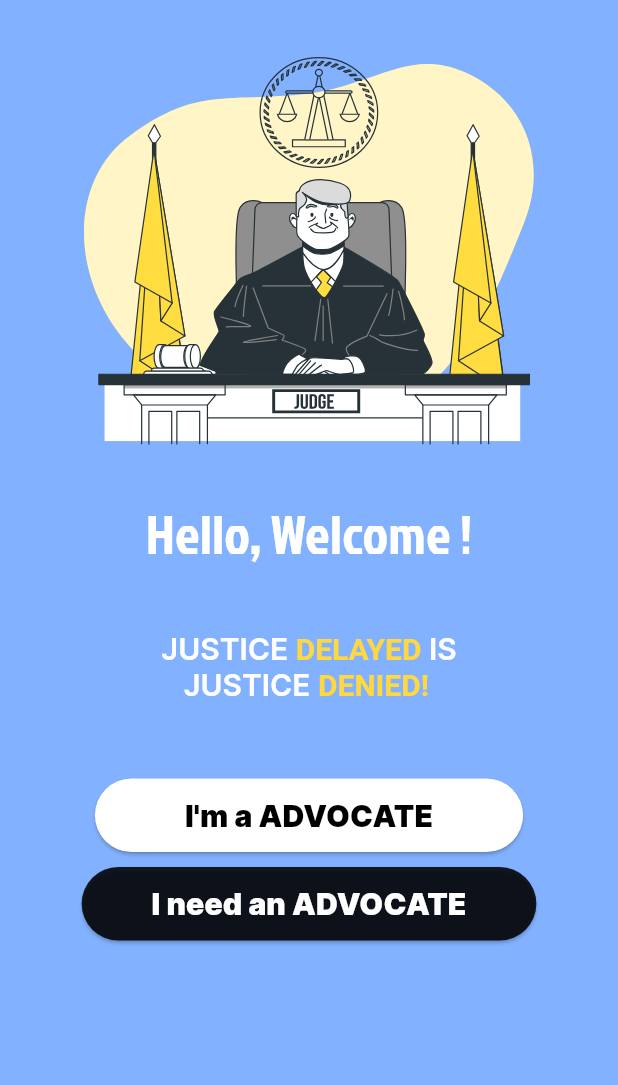
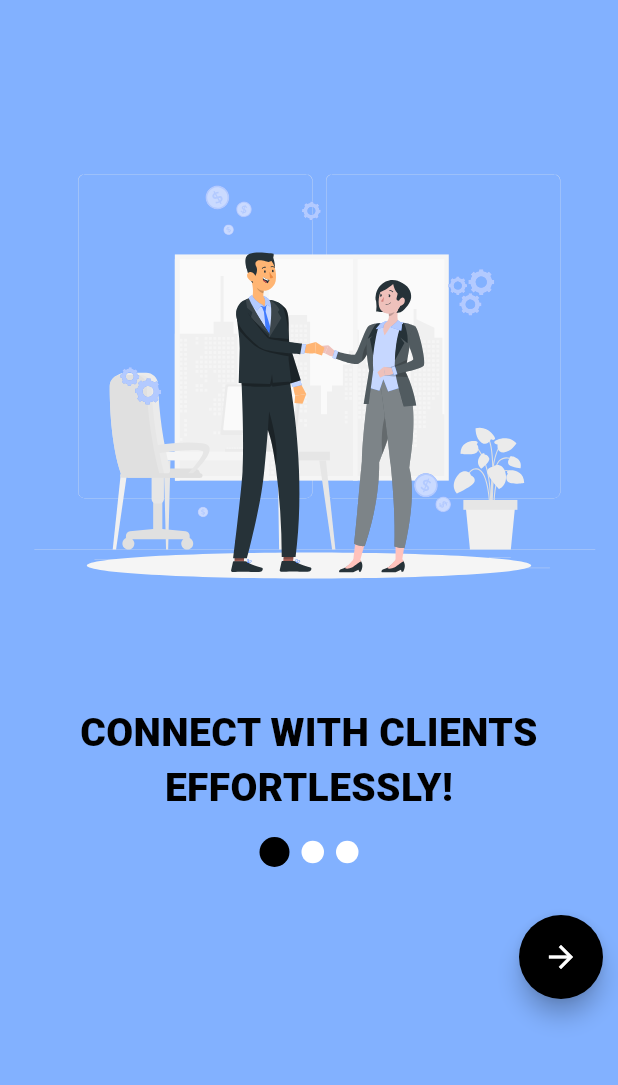
Before and after one commit to Veritas-app/veritas_app, a Flutter app: the screen it shows after launch, on a phone screen of 412 x 824 dp, the part 84-1169 px from its top. Run offline on Flutter 3.47's test engine with Material 3 defaults, Android fonts, the phone set to English and light mode, and no system bars; our stand-ins replace cloud_firestore, firebase_auth, firebase_core, flutter_svg; accounts and stored records are empty; project files that could hold a hidden picture were left out.

Commit message:
lawyerfeature added

```diff
--- a/lib/main.dart
+++ b/lib/main.dart
@@ -10,6 +10,7 @@ import 'package:veritas/pages/chatscreen.dart';
 import "package:firebase_core/firebase_core.dart";
 import 'package:veritas/firebase_options.dart';
 import 'package:veritas/pages/registercase.dart';
+import "package:veritas/pages/lawyer/lawyerfeat.dart";
 
 // import 'package:veritas/pages/.dart'
 
@@ -18,10 +19,11 @@ Future main() async{
   await Firebase.initializeApp(options: DefaultFirebaseOptions.currentPlatform);
   return runApp(MaterialApp(
     // home: Splash(),
-    initialRoute: "/first",
+    initialRoute: "/lawyerfeat",
     routes: {
       "/": (context) => splash(),
       "/first": (context) => firstpg(),
+      "/lawyerfeat": (context) => lawfeat(),
       "/clientfeature": (context) => clfeat(),
       "/login": (context) => login(),
       "/cldashboard": (context) => cldashboard(),
--- a/lib/pages/Imlawyer.dart
+++ b/lib/pages/Imlawyer.dart
@@ -62,7 +62,9 @@ class firstpg extends StatelessWidget {
               Container(
                 padding: EdgeInsets.only(top:30),
                 child: ElevatedButton(
-                  onPressed: () {},
+                  onPressed: () {
+                    Navigator.pushNamed(context, "/lawyerfeat");
+                  },
                   style: ButtonStyle(
                     backgroundColor: MaterialStatePropertyAll<Color>(Colors.white),
                     padding: MaterialStateProperty.all(
--- /dev/null
+++ b/lib/pages/lawyer/lawyerfeat.dart
@@ -0,0 +1,116 @@
+import 'package:flutter/material.dart';
+import 'package:flutter_svg/flutter_svg.dart';
+import 'package:veritas/pages/functions.dart';
+
+class lawfeat extends StatefulWidget {
+  // const clfeat({super.key});
+
+  @override
+  State<lawfeat> createState() => _clfeatState();
+}
+
+class _clfeatState extends State<lawfeat> {
+  int currentIndex = 0;
+
+  final PageController _pageController = PageController();
+
+  List<String> images = [
+    "assets/images/Customer relationship management-rafiki 1.svg",
+    "assets/images/Documents-bro 1.svg",
+    "assets/images/guilty-rafiki 1.svg",
+  ];
+
+  List<String> texts = [
+    "CONNECT WITH CLIENTS EFFORTLESSLY!",
+    "EXCHANGE DOCUMENTS EASILY",
+    "GET CASES RELATED TO YOU",
+  ];
+
+  @override
+  Widget build(BuildContext context) {
+    return Scaffold(
+      backgroundColor: Colors.blueAccent[100],
+      body: SafeArea(
+        child: Column(
+          children: [
+            Func.veritastext(),
+            SizedBox(
+              height: 600,
+              width: double.infinity,
+              child: PageView.builder(
+                controller: _pageController,
+                onPageChanged: (index){
+                  setState(() {
+                    currentIndex = index;
+                  });
+                },
+                itemCount: images.length,
+                itemBuilder: (contxt,index){
+                  return Column(
+                    // mainAxisAlignment: MainAxisAlignment.center,
+                    children: [
+                      const SizedBox(
+                        height: 40,
+                      ),
+                      Container(
+                        height: 400,
+                        child: SvgPicture.asset(images[index]),
+                      ),
+                      const SizedBox(
+                        height: 20,
+                      ),
+                      Text(
+                        texts[index],
+                        textAlign: TextAlign.center,
+                        style: TextStyle(
+                          fontWeight: FontWeight.w800,
+                          color: Colors.black,
+                          fontSize: 26,
+                        ),
+                      ),
+                      SizedBox(
+                        height: 10,
+                      ),
+                      Row(
+                        mainAxisAlignment: MainAxisAlignment.center,
+                        children: [
+                          for (var i=0;i<images.length;i++)
+                            indicator(currentIndex==i)
+                        ],
+                      ),
+                    ],
+                  );
+                },
+              ),
+            ),
+            Container(
+              padding: EdgeInsets.only(right:10),
+              alignment: Alignment.topRight,
+              child: FloatingActionButton(
+                onPressed: (){
+                  _pageController.jumpToPage(currentIndex+1);
+                },
+                backgroundColor: Colors.black,
+                shape: CircleBorder(),
+                child: Icon(Icons.arrow_forward,color: Colors.white,),
+              ),
+            )
+          ],
+        ),
+      ),
+    );
+  }
+  Widget indicator(bool isSelected){
+    return Padding(
+      padding: const EdgeInsets.all(4.0),
+      child: Container(
+        height: isSelected?20:15,
+        width: isSelected?20:15,
+        decoration: BoxDecoration(
+          shape: BoxShape.circle,
+          color: isSelected ? Colors.black : Colors.white,
+        ),
+      ),
+    );
+  }
+}
```
Also changed, not shown: assets/images/Customer relationship management-rafiki 1.svg (added), assets/images/Documents-bro 1.svg (added), assets/images/guilty-rafiki 1.svg (added).
